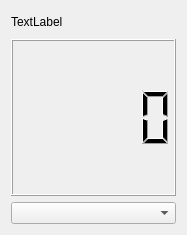
This is digitalboarditem.ui in eugesh/GraphPlugin as Qt 5 draws it before an edit. The edited form follows.
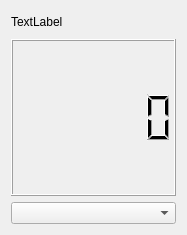
This is the edited form.

Commit message:
DigitalBoardItem: Fix units convertion bug, increase QLCDNumber's range
Issues #11

Patch:
```diff
--- a/digitalboarditem.ui
+++ b/digitalboarditem.ui
@@ -30,7 +30,11 @@
       </widget>
      </item>
      <item>
-      <widget class="QLCDNumber" name="lcdNumber"/>
+      <widget class="QLCDNumber" name="lcdNumber">
+       <property name="digitCount">
+        <number>6</number>
+       </property>
+      </widget>
      </item>
      <item>
       <widget class="QComboBox" name="comboBox"/>
```
The commit also changes 2 other files.
